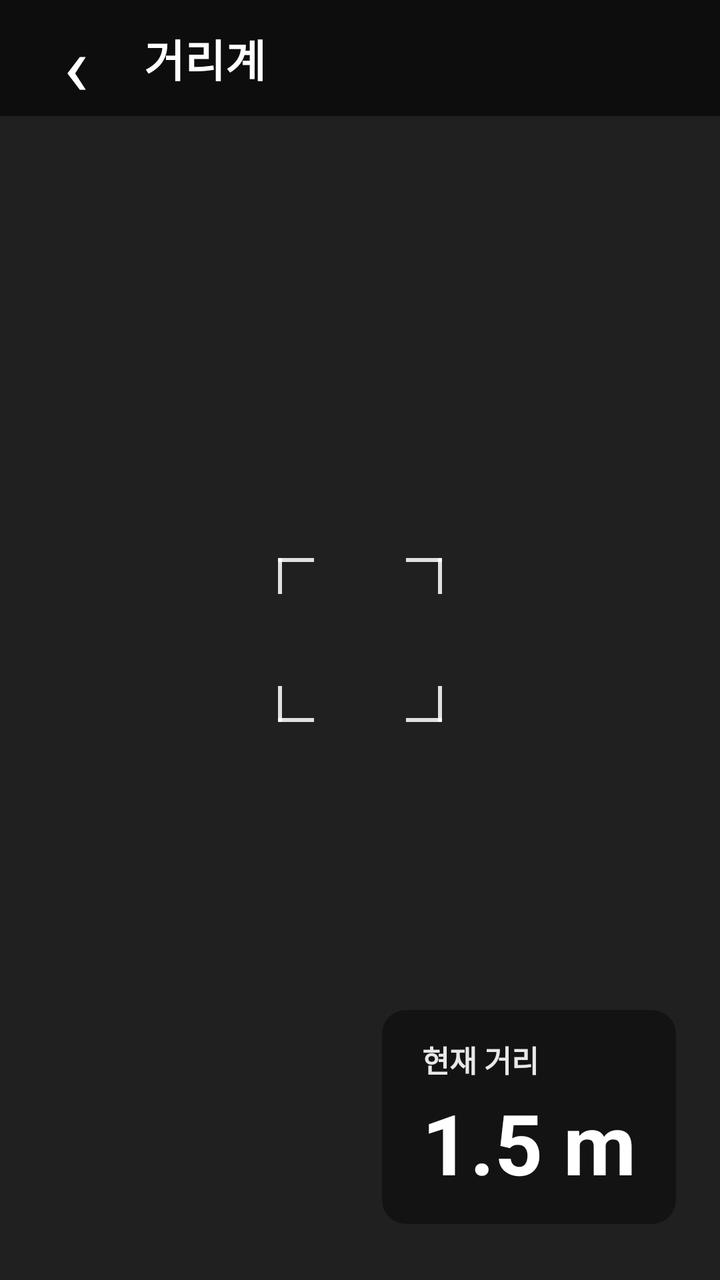
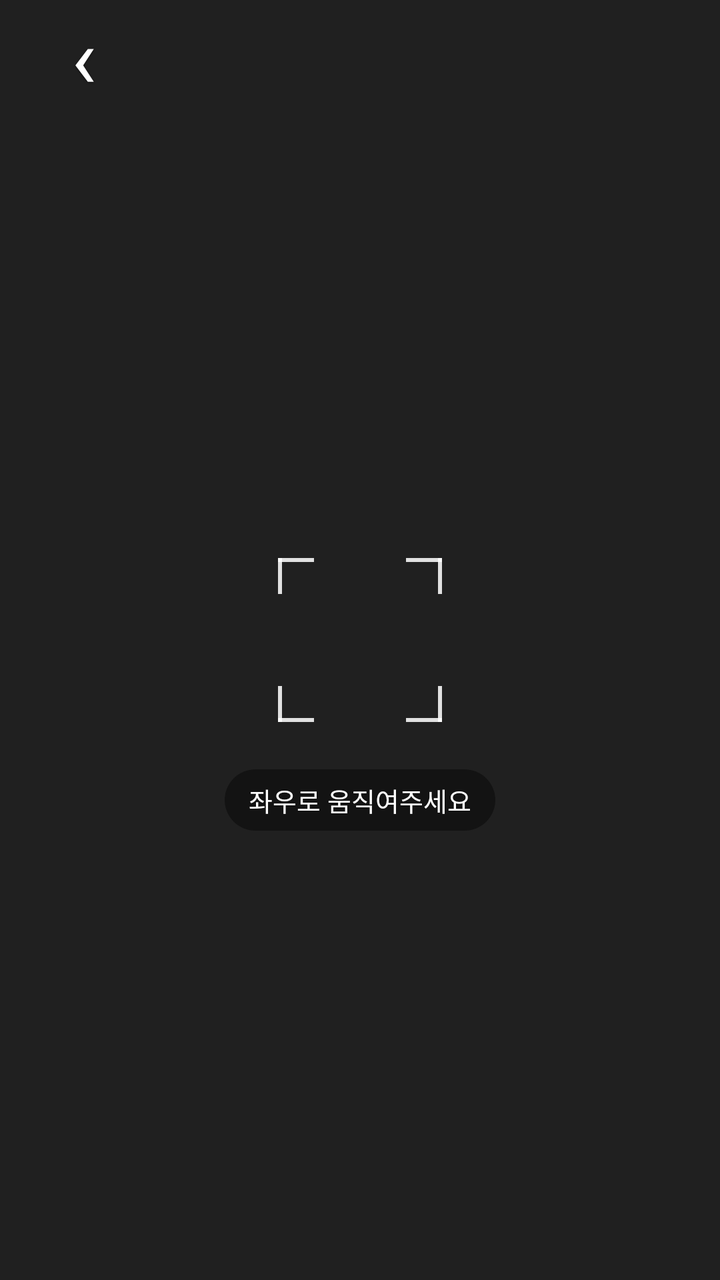

Before-and-after screenshots of an Android layout around one commit, followed by the original layout XML and the change that was made.
<!-- AndroidManifest.xml: application theme Theme.CameraOption -->
<!-- res/layout/activity_distance_camera.xml -->
<?xml version="1.0" encoding="utf-8"?>
<FrameLayout xmlns:android="http://schemas.android.com/apk/res/android"
    android:id="@+id/distanceRootLayout"
    android:layout_width="match_parent"
    android:layout_height="match_parent"
    android:background="#000000">

    <FrameLayout
        android:id="@+id/cameraPreviewContainer"
        android:layout_width="match_parent"
        android:layout_height="match_parent"
        android:background="#202020" />

    
    <LinearLayout
        android:id="@+id/topDistanceBar"
        android:layout_width="match_parent"
        android:layout_height="wrap_content"
        android:layout_gravity="top"
        android:background="#99000000"
        android:gravity="center_vertical"
        android:minHeight="58dp"
        android:orientation="horizontal"
        android:paddingStart="18dp"
        android:paddingEnd="18dp">

        <TextView
            android:id="@+id/btnDistanceBack"
            android:layout_width="40dp"
            android:layout_height="40dp"
            android:gravity="center"
            android:includeFontPadding="false"
            android:text="‹"
            android:textColor="#FFFFFF"
            android:textSize="42sp" />

        <TextView
            android:id="@+id/tvDistanceCameraTitle"
            android:layout_width="wrap_content"
            android:layout_height="wrap_content"
            android:layout_marginStart="14dp"
            android:includeFontPadding="false"
            android:text="거리계"
            android:textColor="#FFFFFF"
            android:textSize="22sp"
            android:textStyle="bold" />

    </LinearLayout>

    
    <FrameLayout
        android:id="@+id/centerMarkerLayout"
        android:layout_width="82dp"
        android:layout_height="82dp"
        android:layout_gravity="center">

        <View
            android:id="@+id/markerTopLeftHorizontal"
            android:layout_width="18dp"
            android:layout_height="2dp"
            android:layout_gravity="top|start"
            android:background="#DDFFFFFF" />

        <View
            android:id="@+id/markerTopLeftVertical"
            android:layout_width="2dp"
            android:layout_height="18dp"
            android:layout_gravity="top|start"
            android:background="#DDFFFFFF" />

        <View
            android:id="@+id/markerTopRightHorizontal"
            android:layout_width="18dp"
            android:layout_height="2dp"
            android:layout_gravity="top|end"
            android:background="#DDFFFFFF" />

        <View
            android:id="@+id/markerTopRightVertical"
            android:layout_width="2dp"
            android:layout_height="18dp"
            android:layout_gravity="top|end"
            android:background="#DDFFFFFF" />

        <View
            android:id="@+id/markerBottomLeftHorizontal"
            android:layout_width="18dp"
            android:layout_height="2dp"
            android:layout_gravity="bottom|start"
            android:background="#DDFFFFFF" />

        <View
            android:id="@+id/markerBottomLeftVertical"
            android:layout_width="2dp"
            android:layout_height="18dp"
            android:layout_gravity="bottom|start"
            android:background="#DDFFFFFF" />

        <View
            android:id="@+id/markerBottomRightHorizontal"
            android:layout_width="18dp"
            android:layout_height="2dp"
            android:layout_gravity="bottom|end"
            android:background="#DDFFFFFF" />

        <View
            android:id="@+id/markerBottomRightVertical"
            android:layout_width="2dp"
            android:layout_height="18dp"
            android:layout_gravity="bottom|end"
            android:background="#DDFFFFFF" />

    </FrameLayout>

    
    <LinearLayout
        android:id="@+id/distanceHudLayout"
        android:layout_width="wrap_content"
        android:layout_height="wrap_content"
        android:layout_gravity="bottom|end"
        android:layout_marginEnd="22dp"
        android:layout_marginBottom="28dp"
        android:background="@drawable/bg_distance_hud"
        android:orientation="vertical"
        android:paddingStart="20dp"
        android:paddingTop="14dp"
        android:paddingEnd="20dp"
        android:paddingBottom="14dp">

        <TextView
            android:id="@+id/tvCurrentDistanceLabel"
            android:layout_width="wrap_content"
            android:layout_height="wrap_content"
            android:includeFontPadding="false"
            android:text="현재 거리"
            android:textColor="#E8E8E8"
            android:textSize="15sp"
            android:textStyle="bold" />

        <TextView
            android:id="@+id/tvCurrentDistanceValue"
            android:layout_width="wrap_content"
            android:layout_height="wrap_content"
            android:layout_marginTop="8dp"
            android:includeFontPadding="false"
            android:text="1.5 m"
            android:textColor="#FFFFFF"
            android:textSize="42sp"
            android:textStyle="bold" />

    </LinearLayout>

</FrameLayout>
<!-- resources referenced by this layout -->
<resources>
  <!-- drawable bg_distance_hud (drawable) -->
  <?xml version="1.0" encoding="utf-8"?>
  <shape xmlns:android="http://schemas.android.com/apk/res/android"
      android:shape="rectangle">
  
      <solid android:color="#CC111111" />
  
      <corners android:radius="12dp" />
  
  </shape>
  <style name="Theme.CameraOption" parent="Base.Theme.CameraOption" />
  <style name="Base.Theme.CameraOption" parent="Theme.Material3.DayNight.NoActionBar">
          
          
      </style>
</resources>

<!-- the commit's change to res/layout/activity_distance_camera.xml (unified diff, before → after) -->
@@ -17,7 +17,6 @@
         android:layout_width="match_parent"
         android:layout_height="wrap_content"
         android:layout_gravity="top"
-        android:background="#99000000"
         android:gravity="center_vertical"
         android:minHeight="58dp"
         android:orientation="horizontal"
@@ -26,24 +25,17 @@
 
         <TextView
             android:id="@+id/btnDistanceBack"
-            android:layout_width="40dp"
-            android:layout_height="40dp"
+            android:layout_width="48dp"
+            android:layout_height="48dp"
             android:gravity="center"
             android:includeFontPadding="false"
             android:text="‹"
+            android:contentDescription="@string/distance_back"
+            android:shadowColor="#99000000"
+            android:shadowRadius="2"
+            android:shadowDy="1"
             android:textColor="#FFFFFF"
             android:textSize="42sp" />
-
-        <TextView
-            android:id="@+id/tvDistanceCameraTitle"
-            android:layout_width="wrap_content"
-            android:layout_height="wrap_content"
-            android:layout_marginStart="14dp"
-            android:includeFontPadding="false"
-            android:text="거리계"
-            android:textColor="#FFFFFF"
-            android:textSize="22sp"
-            android:textStyle="bold" />
 
     </LinearLayout>
 
@@ -113,41 +105,31 @@
     </FrameLayout>
 
     
-    <LinearLayout
+    <FrameLayout
         android:id="@+id/distanceHudLayout"
-        android:layout_width="wrap_content"
-        android:layout_height="wrap_content"
-        android:layout_gravity="bottom|end"
-        android:layout_marginEnd="22dp"
-        android:layout_marginBottom="28dp"
-        android:background="@drawable/bg_distance_hud"
-        android:orientation="vertical"
-        android:paddingStart="20dp"
-        android:paddingTop="14dp"
-        android:paddingEnd="20dp"
-        android:paddingBottom="14dp">
-
-        <TextView
-            android:id="@+id/tvCurrentDistanceLabel"
-            android:layout_width="wrap_content"
-            android:layout_height="wrap_content"
-            android:includeFontPadding="false"
-            android:text="현재 거리"
-            android:textColor="#E8E8E8"
-            android:textSize="15sp"
-            android:textStyle="bold" />
+        android:layout_width="match_parent"
+        android:layout_height="match_parent"
+        android:paddingStart="24dp"
+        android:paddingEnd="24dp">
 
         <TextView
             android:id="@+id/tvCurrentDistanceValue"
             android:layout_width="wrap_content"
             android:layout_height="wrap_content"
-            android:layout_marginTop="8dp"
+            android:layout_gravity="center"
+            android:translationY="80dp"
+            android:background="@drawable/bg_distance_hud"
+            android:paddingStart="12dp"
+            android:paddingEnd="12dp"
+            android:paddingTop="6dp"
+            android:paddingBottom="6dp"
+            android:maxWidth="280dp"
+            android:gravity="center"
             android:includeFontPadding="false"
-            android:text="1.5 m"
+            android:text="@string/distance_move_sideways"
             android:textColor="#FFFFFF"
-            android:textSize="42sp"
-            android:textStyle="bold" />
+            android:textSize="@dimen/distance_hint_size" />
 
-    </LinearLayout>
+    </FrameLayout>
 
 </FrameLayout>
<!-- resource entries referenced after the edit -->
@@ -1,15 +1,18 @@
 <!-- resources referenced by this layout -->
 <resources>
+  <dimen name="distance_hint_size">13sp</dimen>
   <!-- drawable bg_distance_hud (drawable) -->
   <?xml version="1.0" encoding="utf-8"?>
   <shape xmlns:android="http://schemas.android.com/apk/res/android"
       android:shape="rectangle">
   
-      <solid android:color="#CC111111" />
+      <solid android:color="#66000000" />
   
-      <corners android:radius="12dp" />
+      <corners android:radius="100dp" />
   
   </shape>
+  <string name="distance_back">뒤로가기</string>
+  <string name="distance_move_sideways">좌우로 움직여주세요</string>
   <style name="Theme.CameraOption" parent="Base.Theme.CameraOption" />
   <style name="Base.Theme.CameraOption" parent="Theme.Material3.DayNight.NoActionBar">
           
